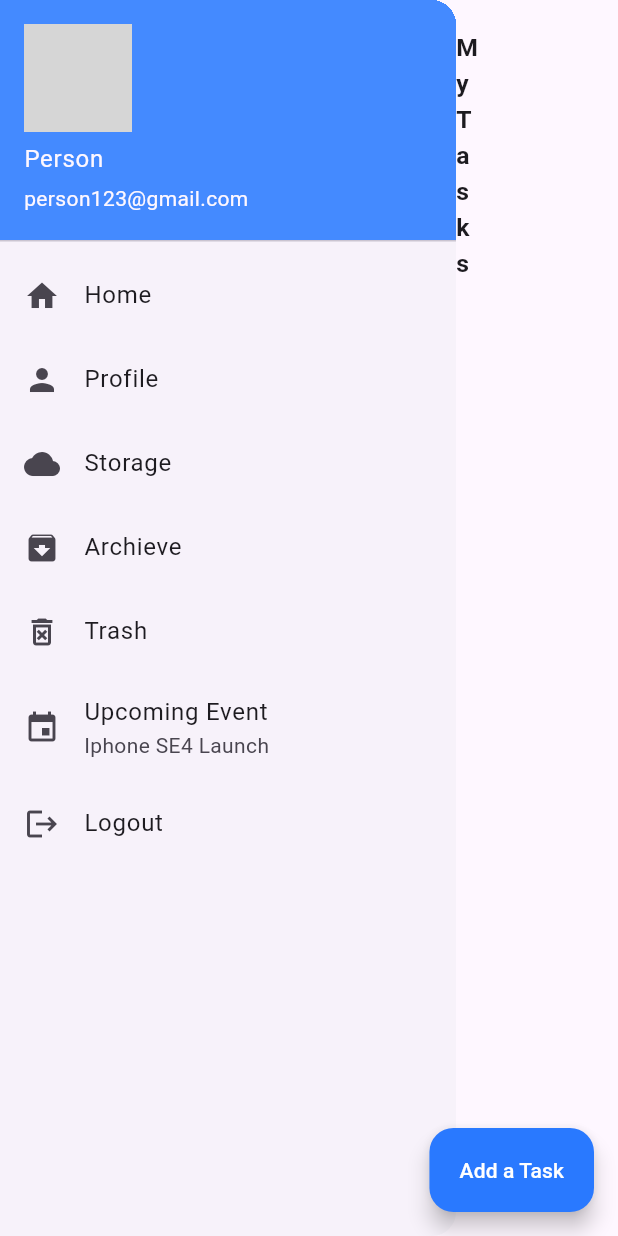
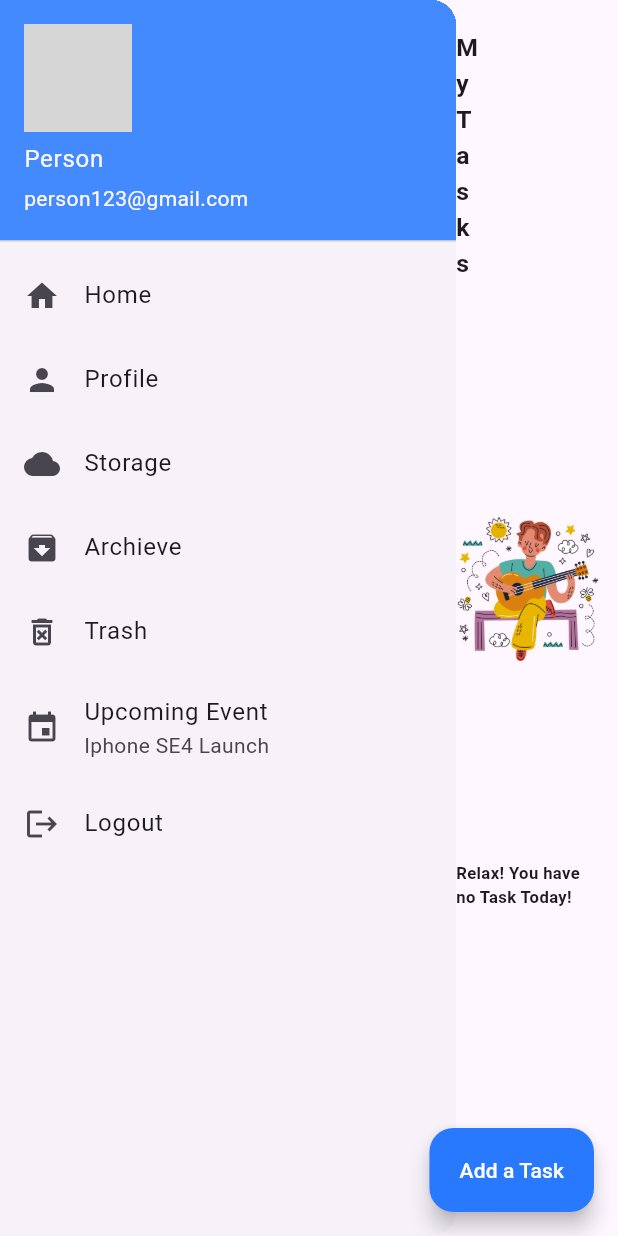
Before and after one commit to Sadman-123/Task-Manager, a Flutter app: the DesktopTasks screen opened directly, on a phone screen of 412 x 824 dp. Run offline on Flutter 3.47's test engine with Material 3 defaults, Android fonts, the phone set to English and light mode, and no system bars; our stand-ins replace get; network calls fail; grey boxes are pictures that could not be loaded.

Commit message:
added what to show when no tasks on desktop.

```diff
--- a/lib/screen/sub_screen/desktop_related/desktop_tasks.dart
+++ b/lib/screen/sub_screen/desktop_related/desktop_tasks.dart
@@ -83,8 +83,20 @@ class DesktopTasks extends StatelessWidget{
                     ),
                     child: Text("My Tasks",style: TextStyle(fontSize: mdw*0.04,fontWeight: FontWeight.bold),),
                   ),
-                  Expanded(
-                    child: Container(
+                 Obx(()=> Expanded(
+                   child: controller.arr.isEmpty?Container(
+                     child: Column(
+                       children: [
+                         Container(
+                           child: Image.asset("assets/people.png",height: mdh*0.4,width: mdw*0.5,),
+                         ),
+                         SizedBox(height: mdh*0.02),
+                         Container(
+                           child: Text("Relax! You have no Task Today!",style: TextStyle(fontSize: mdw*0.027,fontWeight: FontWeight.bold),),
+                         )
+                       ],
+                     ),
+                   ): Container(
                        width: mdw*0.51,
                        child: Obx(()=>ListView.separated(
                          itemCount: controller.arr.length,
@@ -100,7 +112,7 @@ class DesktopTasks extends StatelessWidget{
                          },
                        ))
                    ),
-                  )
+                 ))
                 ],
               ),
             ),
```
Also changed, not shown: assets/people.png (added). Lines whose indentation alone changed are shown as unchanged.
